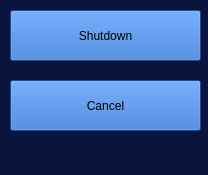
Before: the Qt Designer form raspberry_pi/system.ui in ParanoidAndroid-42/Ventilator_GUI, drawn with Qt 5.
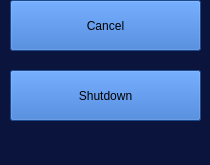
After: the same form once the commit is applied.

What changed in the file:
```diff
--- a/raspberry_pi/system.ui
+++ b/raspberry_pi/system.ui
@@ -6,8 +6,8 @@
    <rect>
     <x>0</x>
     <y>0</y>
-    <width>208</width>
-    <height>175</height>
+    <width>210</width>
+    <height>165</height>
    </rect>
   </property>
   <property name="windowTitle">
@@ -24,7 +24,7 @@
     <property name="geometry">
      <rect>
       <x>10</x>
-      <y>10</y>
+      <y>70</y>
       <width>191</width>
       <height>51</height>
      </rect>
@@ -62,7 +62,7 @@
     <property name="geometry">
      <rect>
       <x>10</x>
-      <y>80</y>
+      <y>0</y>
       <width>191</width>
       <height>51</height>
      </rect>
```
Left out of the diff: 2 changed lines with no effect on the pictures.
